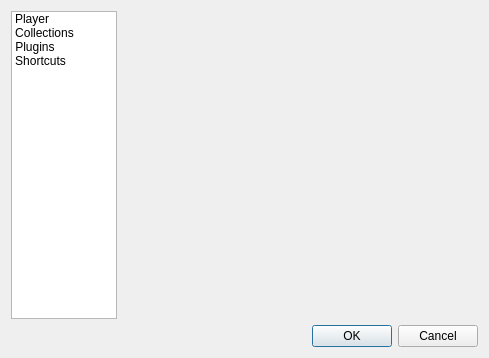
Qt form player/ui/preferencesdialog.ui (danvratil/TepSonic) before a commit.
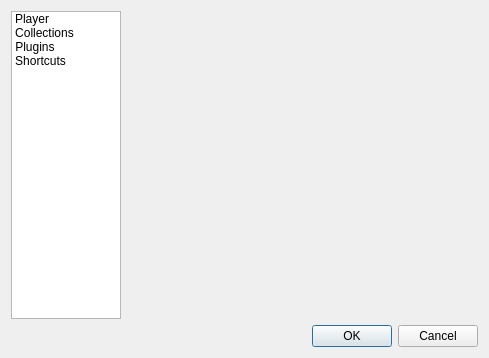
The same form after that commit. Icons and pictures are not drawn.

```diff
--- a/player/ui/preferencesdialog.ui
+++ b/player/ui/preferencesdialog.ui
@@ -29,7 +29,7 @@
        </property>
        <property name="minimumSize">
         <size>
-         <width>106</width>
+         <width>110</width>
          <height>0</height>
         </size>
        </property>
```
